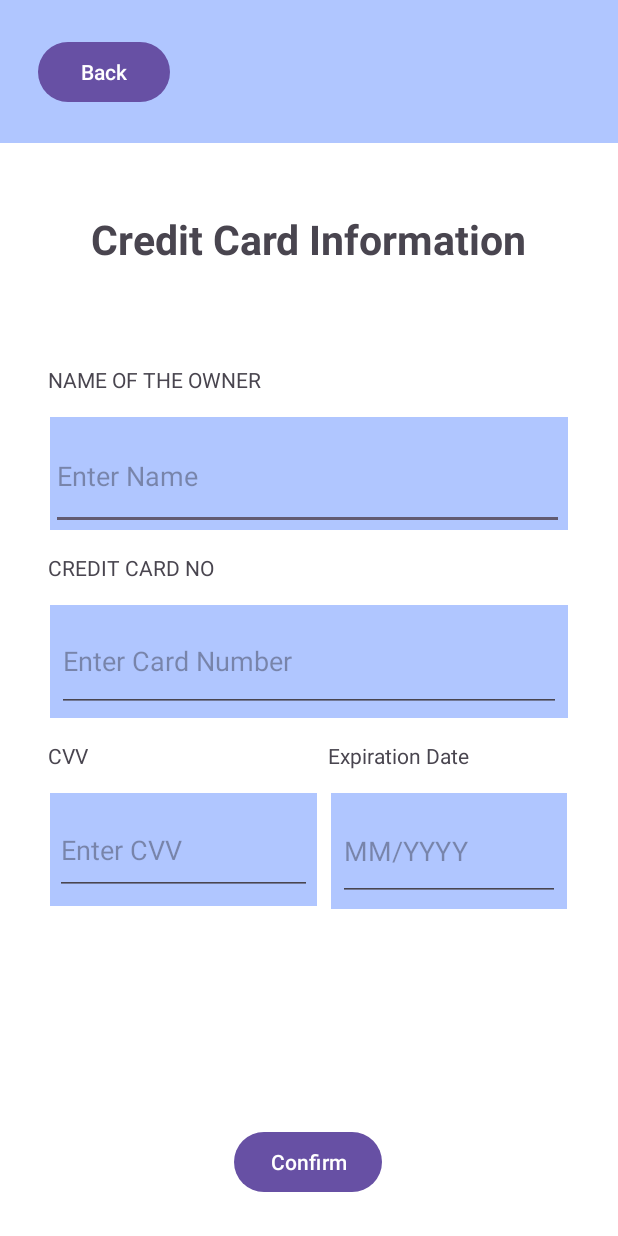
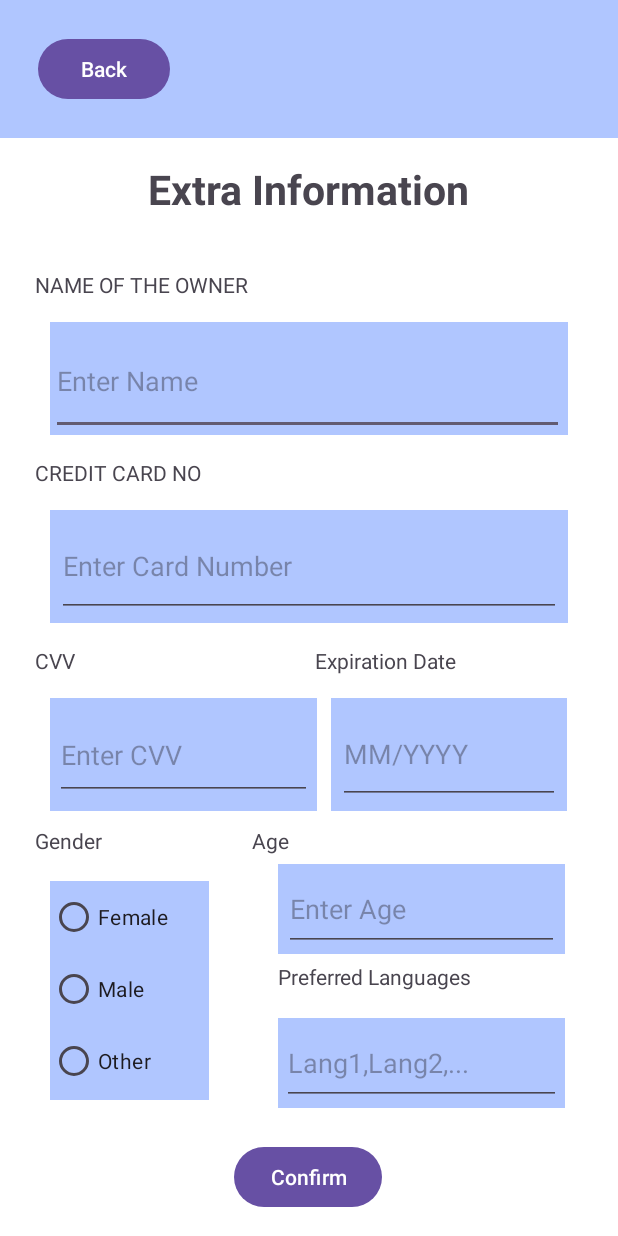
Before and after one commit to LutfuHeysem/PawsitiveCareFinal, an Android app built with Jetpack Compose: the CreditCardInfo screen opened directly, with no data from a screen before it, on a phone screen of 412 x 824 dp. Run offline under Robolectric (Android 15) with nearby library versions, the phone set to English and light mode, and no system bars; our stand-ins replace Firebase (no records; nobody signed in at launch, a user with empty details on screens opened directly).

Commit message:
Update on CreditCardInfo
Additional info for the caretaking job is obtained  during creating account process.

```diff
--- a/PawSitive2/app/src/main/java/com/example/pawsitive/acitvities/CreditCardInfo.java
+++ b/PawSitive2/app/src/main/java/com/example/pawsitive/acitvities/CreditCardInfo.java
@@ -6,6 +6,8 @@ import android.text.TextUtils;
 import android.view.View;
 import android.widget.Button;
 import android.widget.EditText;
+import android.widget.RadioButton;
+import android.widget.RadioGroup;
 import android.widget.Toast;
 
 import androidx.annotation.NonNull;
@@ -25,8 +27,10 @@ public class CreditCardInfo extends AppCompatActivity {
     private Button back, confirm;
     private String[] date = new String[2];
     private int month, year;
-    private String nameCard, number, exp, cvv, nameC, passC, locC, mailC, imageStrC;
-    private EditText editNameCard, editNum, editCvv, editExp;
+    private String nameCard, number, exp, cvv, age, lang, gender, nameC, passC, locC, mailC, imageStrC;
+    private EditText editNameCard, editNum, editCvv, editExp, editAge, editLang;
+    private RadioButton mal, fem, oth;
+    private RadioGroup genderRadio;
     private FirebaseAuth auth;
     private HashMap<String, Object> userData;
     private FirebaseFirestore fStore;
@@ -48,6 +52,27 @@ public class CreditCardInfo extends AppCompatActivity {
         editCvv = (EditText) findViewById(R.id.editTextCVV);
         editNum = (EditText) findViewById(R.id.editTextNumber);
         editExp = (EditText) findViewById(R.id.editTextExp);
+        editAge = (EditText) findViewById(R.id.ageEdit);
+        editLang = (EditText) findViewById(R.id.langEdit);
+
+        genderRadio = findViewById(R.id.radioGroup);
+        mal = findViewById(R.id.radioButton1);
+        fem = findViewById(R.id.radioButton2);
+        oth = findViewById(R.id.radioButton3);
+
+        genderRadio.setOnCheckedChangeListener(new RadioGroup.OnCheckedChangeListener() {
+            @Override
+            public void onCheckedChanged(RadioGroup group, int checkedId) {
+
+                if(checkedId == mal.getId())
+                    gender = "male";
+                else if(checkedId == fem.getId())
+                    gender = "female";
+                else
+                    gender = "other";
+            }
+        });
+
         back.setOnClickListener(new View.OnClickListener() {
             @Override
             public void onClick(View v) {
@@ -71,13 +96,15 @@ public class CreditCardInfo extends AppCompatActivity {
                 exp = editExp.getText().toString();
                 number = editNum.getText().toString();
                 cvv = editCvv.getText().toString();
+                age = editAge.getText().toString();
+                lang = editLang.getText().toString();
 
                 date = exp.split("/");
 
                 month = Integer.parseInt(date[0]);
                 year = Integer.parseInt(date[1]);
 
-                if(TextUtils.isEmpty(nameCard) || TextUtils.isEmpty(exp) || TextUtils.isEmpty(number) || TextUtils.isEmpty(String.valueOf(cvv))) {
+                if(TextUtils.isEmpty(nameCard) || TextUtils.isEmpty(exp) || TextUtils.isEmpty(number) || TextUtils.isEmpty(String.valueOf(cvv)) || TextUtils.isEmpty(lang) || TextUtils.isEmpty(age) || genderRadio.getCheckedRadioButtonId() == -1)  {
                     Toast.makeText(CreditCardInfo.this, "You need to fill all the information", Toast.LENGTH_SHORT).show();
                 }
                 else if (exp.length() != 7 || cvv.length() != 3 || number.length() != 16){
@@ -109,6 +136,9 @@ public class CreditCardInfo extends AppCompatActivity {
                                             userData.put("CVV", cvv);
                                             userData.put("Expiration Date", exp);
                                             userData.put("Profile Photo", imageStrC);
+                                            userData.put("Age", age);
+                                            userData.put("Language(s)", lang);
+                                            userData.put("Gender", gender.toUpperCase());
 
                                             fStore.collection("Users").document(auth.getCurrentUser().getEmail())
                                                     .set(userData).addOnCompleteListener(CreditCardInfo.this, new OnCompleteListener<Void>() {
--- a/PawSitive2/app/src/main/res/layout/activity_credit_card_info.xml
+++ b/PawSitive2/app/src/main/res/layout/activity_credit_card_info.xml
@@ -12,7 +12,7 @@
         android:id="@+id/textView14"
         android:layout_width="430dp"
         android:layout_height="733dp"
-        android:layout_marginTop="95dp"
+        android:layout_marginTop="92dp"
         android:background="#FFFFFF"
         app:layout_constraintStart_toStartOf="parent"
         app:layout_constraintTop_toTopOf="parent" />
@@ -59,8 +59,8 @@
         android:id="@+id/textView4"
         android:layout_width="wrap_content"
         android:layout_height="wrap_content"
-        android:layout_marginTop="45dp"
-        android:text="Credit Card Information"
+        android:layout_marginTop="15dp"
+        android:text="Extra Information"
         android:textSize="27sp"
         android:textStyle="bold"
         app:layout_constraintEnd_toEndOf="parent"
@@ -71,8 +71,8 @@
         android:id="@+id/oldPass"
         android:layout_width="wrap_content"
         android:layout_height="wrap_content"
-        android:layout_marginStart="32dp"
-        android:layout_marginTop="65dp"
+        android:layout_marginStart="23dp"
+        android:layout_marginTop="35dp"
         android:text="NAME OF THE OWNER"
         app:layout_constraintStart_toStartOf="parent"
         app:layout_constraintTop_toBottomOf="@+id/textView4" />
@@ -112,7 +112,7 @@
         android:id="@+id/confirmBut"
         android:layout_width="wrap_content"
         android:layout_height="wrap_content"
-        android:layout_marginBottom="25dp"
+        android:layout_marginBottom="15dp"
         android:text="Confirm"
         app:layout_constraintBottom_toBottomOf="parent"
         app:layout_constraintEnd_toEndOf="parent"
@@ -152,7 +152,7 @@
     <TextView
         android:id="@+id/textViewEXP"
         android:layout_width="157dp"
-        android:layout_height="77dp"
+        android:layout_height="75dp"
         android:layout_marginTop="15dp"
         android:layout_marginEnd="25dp"
         android:background="@color/material_dynamic_primary80"
@@ -182,4 +182,110 @@
         app:layout_constraintBottom_toTopOf="@+id/textViewEXP"
         app:layout_constraintStart_toEndOf="@+id/textView15" />
 
+    <RadioGroup
+        android:id="@+id/radioGroup"
+        android:layout_width="106dp"
+        android:layout_height="146dp"
+        android:layout_marginTop="35dp"
+        android:layout_marginBottom="80dp"
+        android:background="@color/material_dynamic_primary80"
+        app:layout_constraintBottom_toBottomOf="parent"
+        app:layout_constraintStart_toStartOf="@+id/textView5"
+        app:layout_constraintTop_toBottomOf="@+id/textView5">
+
+        <RadioButton
+            android:id="@+id/radioButton1"
+            android:layout_width="match_parent"
+            android:layout_height="wrap_content"
+            android:text="Female" />
+
+        <RadioButton
+            android:id="@+id/radioButton2"
+            android:layout_width="match_parent"
+            android:layout_height="wrap_content"
+            android:text="Male" />
+
+        <RadioButton
+            android:id="@+id/radioButton3"
+            android:layout_width="match_parent"
+            android:layout_height="wrap_content"
+            android:text="Other" />
+    </RadioGroup>
+
+    <TextView
+        android:id="@+id/gender"
+        android:layout_width="wrap_content"
+        android:layout_height="wrap_content"
+        android:layout_marginTop="10dp"
+        android:text="Gender"
+        app:layout_constraintStart_toStartOf="@+id/textView15"
+        app:layout_constraintTop_toBottomOf="@+id/textView5" />
+
+    <TextView
+        android:id="@+id/age"
+        android:layout_width="wrap_content"
+        android:layout_height="wrap_content"
+        android:layout_marginStart="100dp"
+        android:layout_marginTop="10dp"
+        android:text="Age"
+        app:layout_constraintStart_toEndOf="@+id/gender"
+        app:layout_constraintTop_toBottomOf="@+id/textView5" />
+
+    <TextView
+        android:id="@+id/textAge"
+        android:layout_width="191dp"
+        android:layout_height="60dp"
+        android:layout_marginStart="35dp"
+        android:layout_marginTop="35dp"
+        android:layout_marginEnd="25dp"
+        android:background="@color/material_dynamic_primary80"
+        app:layout_constraintEnd_toEndOf="parent"
+        app:layout_constraintStart_toEndOf="@+id/radioGroup"
+        app:layout_constraintTop_toBottomOf="@+id/textView5" />
+
+    <EditText
+        android:id="@+id/ageEdit"
+        android:layout_width="183dp"
+        android:layout_height="55dp"
+        android:ems="10"
+        android:hint="Enter Age"
+        android:inputType="number"
+        app:layout_constraintBottom_toBottomOf="@+id/textAge"
+        app:layout_constraintEnd_toEndOf="@+id/textAge"
+        app:layout_constraintStart_toStartOf="@+id/textAge"
+        app:layout_constraintTop_toTopOf="@+id/textAge" />
+
+    <TextView
+        android:id="@+id/textView27"
+        android:layout_width="wrap_content"
+        android:layout_height="wrap_content"
+        android:layout_marginTop="5dp"
+        android:text="Preferred Languages"
+        app:layout_constraintStart_toStartOf="@+id/textAge"
+        app:layout_constraintTop_toBottomOf="@+id/textAge" />
+
+    <TextView
+        android:id="@+id/textLang"
+        android:layout_width="191dp"
+        android:layout_height="60dp"
+        android:layout_marginStart="35dp"
+        android:layout_marginEnd="25dp"
+        android:layout_marginBottom="85dp"
+        android:background="@color/material_dynamic_primary80"
+        app:layout_constraintBottom_toBottomOf="parent"
+        app:layout_constraintEnd_toEndOf="parent"
+        app:layout_constraintStart_toEndOf="@+id/radioGroup" />
+
+    <EditText
+        android:id="@+id/langEdit"
+        android:layout_width="186dp"
+        android:layout_height="56dp"
+        android:ems="10"
+        android:hint="Lang1,Lang2,..."
+        android:inputType="text"
+        app:layout_constraintBottom_toBottomOf="@+id/textLang"
+        app:layout_constraintEnd_toEndOf="@+id/textLang"
+        app:layout_constraintStart_toStartOf="@+id/textLang"
+        app:layout_constraintTop_toTopOf="@+id/textLang" />
+
 </androidx.constraintlayout.widget.ConstraintLayout>
```
